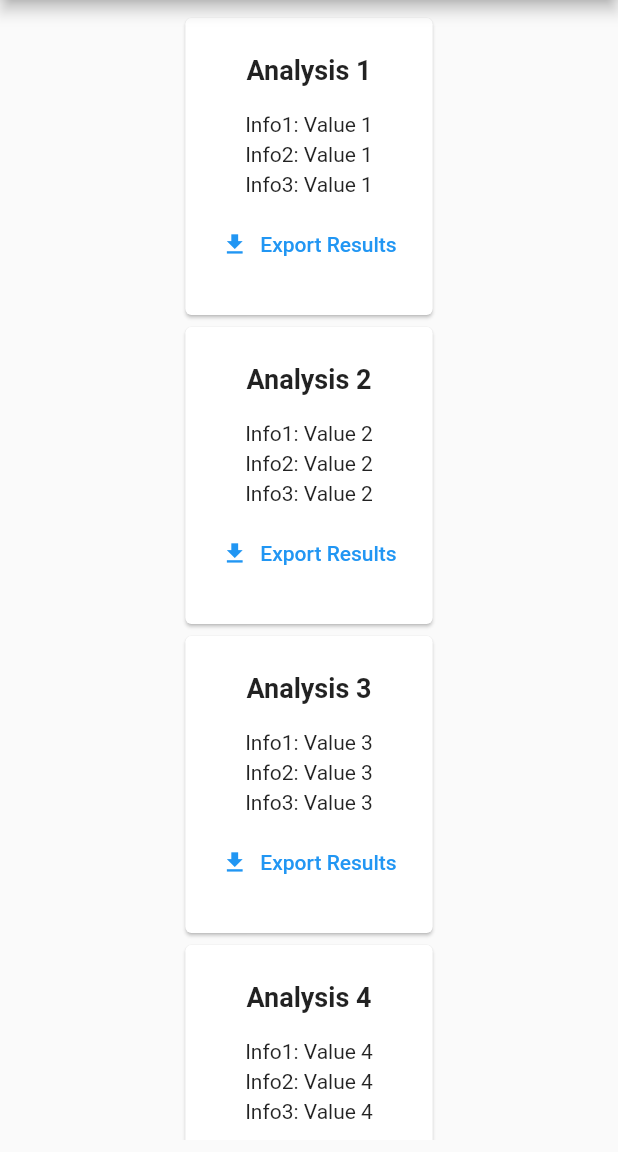
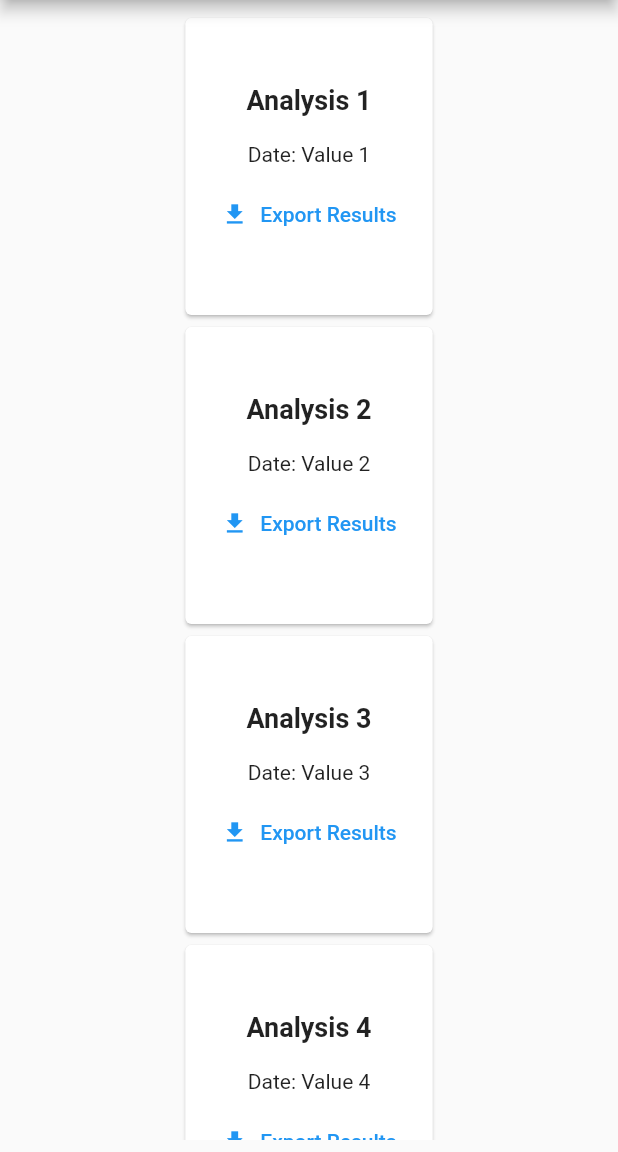
Before and after one commit to PabloHernandezP/SeniorProject, a Flutter app: the screen it shows after launch, in the side drawer, after a tap on "Access History", on a phone screen of 412 x 824 dp, the part 84-1236 px from its top. Run offline on Flutter 3.47's test engine with Material 2 defaults, Android fonts, the phone set to English and light mode, and no system bars; our stand-ins replace carousel_slider, file_picker, firebase_auth, firebase_core, firebase_database, firebase_storage and 4 more; accounts and stored records are empty.

Commit message:
removing unnecessary values

```diff
--- a/lib/pages/history/widgets/history_entry.dart
+++ b/lib/pages/history/widgets/history_entry.dart
@@ -33,11 +33,7 @@ class HistoryEntry extends StatelessWidget {
                 height: 10,
               ),
               const SizedBox(height: 8),
-              Text(historyEntryData.info1),
-              const SizedBox(height: 4),
-              Text(historyEntryData.info2),
-              const SizedBox(height: 4),
-              Text(historyEntryData.info3),
+              Text(historyEntryData.date),
               const SizedBox(height: 8),
               TextButton.icon(
                 onPressed: () {
@@ -56,14 +52,10 @@ class HistoryEntry extends StatelessWidget {
 
 class HistoryEntryData {
   final String title;
-  final String info1;
-  final String info2;
-  final String info3;
+  final String date;
 
   HistoryEntryData({
     required this.title,
-    required this.info1,
-    required this.info2,
-    required this.info3,
+    required this.date,
   });
 }
--- a/lib/pages/history/widgets/history_list.dart
+++ b/lib/pages/history/widgets/history_list.dart
@@ -7,9 +7,7 @@ class HistoryList extends StatelessWidget {
     5,
     (index) => HistoryEntryData(
       title: 'Analysis ${index + 1}',
-      info1: 'Info1: Value ${index + 1}',
-      info2: 'Info2: Value ${index + 1}',
-      info3: 'Info3: Value ${index + 1}',
+      date: 'Date: Value ${index + 1}',
     ),
   );
 
```
